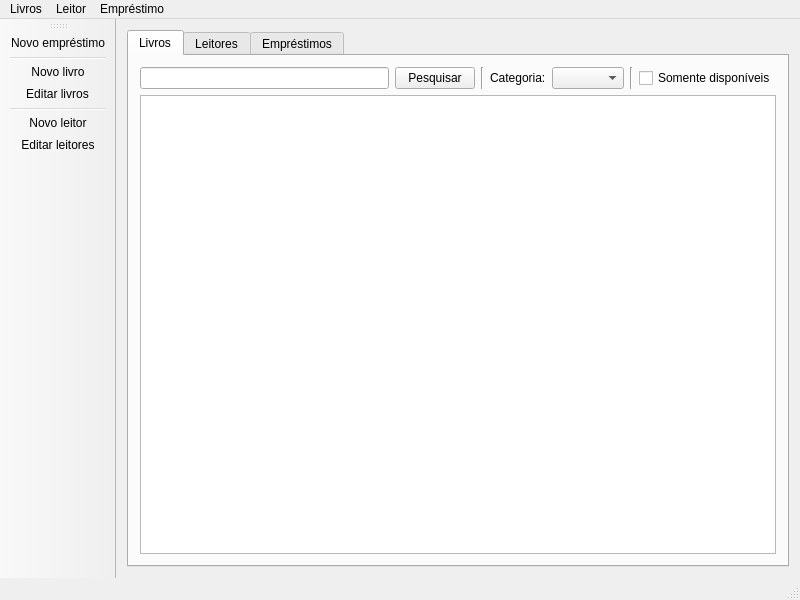
First picture: the form in mainwindow.ui, repository jansenpenido/qt-library, before the edit.
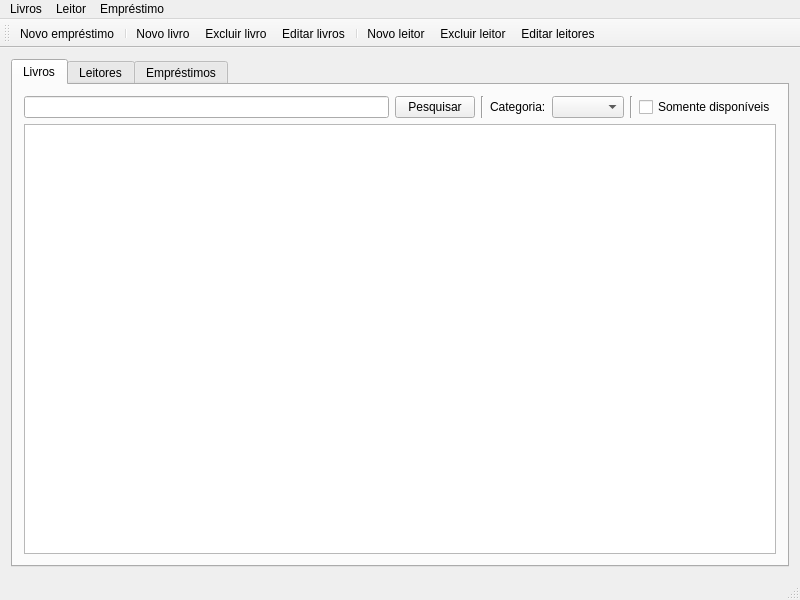
Second picture: the form after the edit. The open tabs and pages were chosen to show the change. Icons and pictures are not drawn.

Commit message: Ícones do menu modificados.

The edit to the form file:
```diff
--- a/mainwindow.ui
+++ b/mainwindow.ui
@@ -139,8 +139,14 @@
    <addaction name="menuEmpr_stimo"/>
   </widget>
   <widget class="QToolBar" name="mainToolBar">
+   <property name="iconSize">
+    <size>
+     <width>48</width>
+     <height>48</height>
+    </size>
+   </property>
    <attribute name="toolBarArea">
-    <enum>LeftToolBarArea</enum>
+    <enum>TopToolBarArea</enum>
    </attribute>
    <attribute name="toolBarBreak">
     <bool>false</bool>
@@ -148,9 +154,11 @@
    <addaction name="actionNewBorrowing"/>
    <addaction name="separator"/>
    <addaction name="actionNewBook"/>
+   <addaction name="actionRemoveBook"/>
    <addaction name="actionEditBooks"/>
    <addaction name="separator"/>
    <addaction name="actionNewReader"/>
+   <addaction name="actionRemoveReader"/>
    <addaction name="actionEditReaders"/>
   </widget>
   <widget class="QStatusBar" name="statusBar"/>
@@ -205,6 +213,24 @@
     <string>Novo empréstimo</string>
    </property>
   </action>
+  <action name="actionRemoveBook">
+   <property name="icon">
+    <iconset resource="Icons.qrc">
+     <normaloff>:/icons/icons/document-close.png</normaloff>:/icons/icons/document-close.png</iconset>
+   </property>
+   <property name="text">
+    <string>Excluir livro</string>
+   </property>
+  </action>
+  <action name="actionRemoveReader">
+   <property name="icon">
+    <iconset resource="Icons.qrc">
+     <normaloff>:/icons/icons/list-remove-user.png</normaloff>:/icons/icons/list-remove-user.png</iconset>
+   </property>
+   <property name="text">
+    <string>Excluir leitor</string>
+   </property>
+  </action>
  </widget>
  <layoutdefault spacing="6" margin="11"/>
  <resources>
```
Left out of the diff: 12 changed lines with no effect on the pictures. The commit also changes 1 other file.
